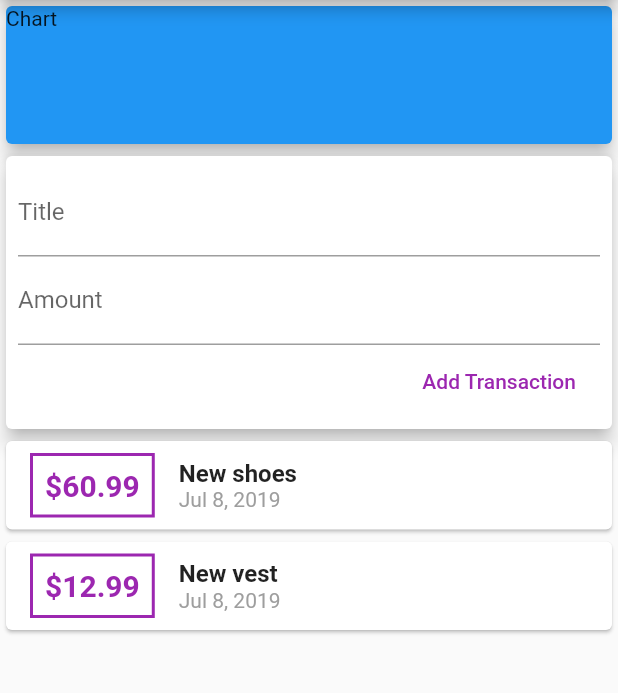
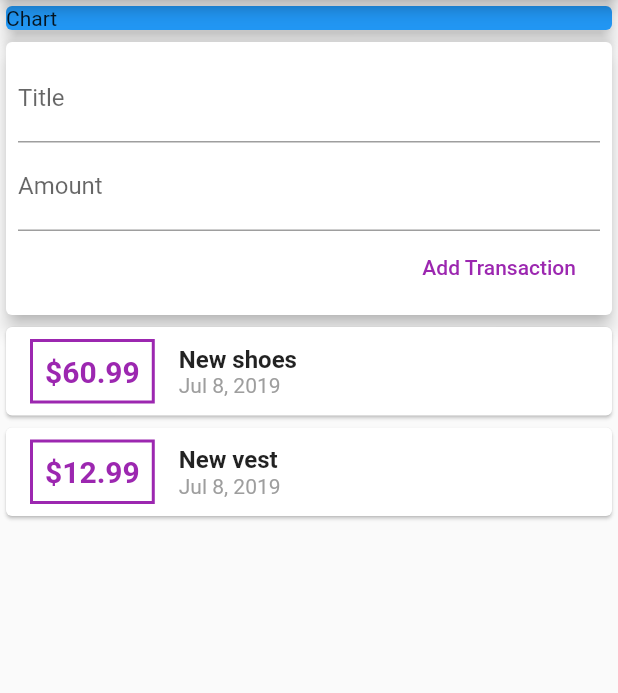
Before and after one commit to andres-gr/flutter-course, a Flutter app: the screen it shows after launch, after a tap on "Add Transaction", on a phone screen of 412 x 824 dp, the part 84-777 px from its top. Run offline on Flutter 3.47's test engine with Material 2 defaults, Android fonts, the phone set to English and light mode, and no system bars.

Commit message:
video 88 done

```diff
--- /dev/null
+++ b/lib/components/new_transaction.dart
@@ -0,0 +1,61 @@
+import 'package:flutter/material.dart';
+
+class NewTransaction extends StatelessWidget {
+  final Function handleNextTransaction;
+
+  NewTransaction({
+    Key key,
+    @required this.handleNextTransaction,
+  }) : super(key: key);
+
+  final _titleController = TextEditingController();
+
+  final _amountController = TextEditingController();
+
+  void _handleSubmit() {
+    final title = _titleController.text,
+        amount = double.parse(_amountController.text);
+
+    if (title.isEmpty || amount <= 0) return;
+
+    handleNextTransaction(
+      title,
+      amount,
+    );
+  }
+
+  @override
+  Widget build(BuildContext context) {
+    return Card(
+      elevation: 5,
+      child: Padding(
+        padding: const EdgeInsets.all(8.0),
+        child: Column(
+          crossAxisAlignment: CrossAxisAlignment.end,
+          children: <Widget>[
+            TextField(
+              decoration: InputDecoration(
+                labelText: 'Title',
+              ),
+              controller: _titleController,
+              onSubmitted: (_) => _handleSubmit(),
+            ),
+            TextField(
+              decoration: InputDecoration(
+                labelText: 'Amount',
+              ),
+              controller: _amountController,
+              keyboardType: TextInputType.number,
+              onSubmitted: (_) => _handleSubmit(),
+            ),
+            FlatButton(
+              textColor: Colors.purple,
+              child: const Text('Add Transaction'),
+              onPressed: _handleSubmit,
+            )
+          ],
+        ),
+      ),
+    );
+  }
+}
--- /dev/null
+++ b/lib/components/transaction_list.dart
@@ -0,0 +1,72 @@
+import 'package:flutter/material.dart';
+import 'package:intl/intl.dart';
+
+import '../models/transaction.dart';
+
+class TransactionList extends StatelessWidget {
+  final List<Transaction> transactions;
+
+  const TransactionList({
+    Key key,
+    @required this.transactions,
+  }) : super(key: key);
+
+  @override
+  Widget build(BuildContext context) {
+    return Container(
+      height: 300,
+      child: ListView.builder(
+        itemBuilder: (
+          BuildContext context,
+          int index,
+        ) =>
+            Card(
+              child: Row(
+                children: <Widget>[
+                  Container(
+                    margin: const EdgeInsets.symmetric(
+                      horizontal: 16,
+                      vertical: 8,
+                    ),
+                    padding: const EdgeInsets.all(8),
+                    decoration: BoxDecoration(
+                      border: Border.all(
+                        color: Colors.purple,
+                        width: 2,
+                      ),
+                    ),
+                    child: Text(
+                      '\$${transactions[index].amount.toStringAsFixed(2)}',
+                      style: TextStyle(
+                        color: Colors.purple,
+                        fontSize: 20,
+                        fontWeight: FontWeight.bold,
+                      ),
+                    ),
+                  ),
+                  Column(
+                    crossAxisAlignment: CrossAxisAlignment.start,
+                    children: <Widget>[
+                      Text(
+                        transactions[index].title,
+                        style: TextStyle(
+                          fontSize: 16,
+                          fontWeight: FontWeight.bold,
+                        ),
+                      ),
+                      Text(
+                        DateFormat.yMMMd().format(transactions[index].date),
+                        style: TextStyle(
+                          color: Colors.grey,
+                        ),
+                      ),
+                    ],
+                  )
+                ],
+              ),
+            ),
+        itemCount: transactions.length,
+      ),
+    );
+  }
+}
--- /dev/null
+++ b/lib/components/user_transactions.dart
@@ -0,0 +1,60 @@
+import 'package:flutter/material.dart';
+
+import '../models/transaction.dart';
+import 'new_transaction.dart';
+import 'transaction_list.dart';
+
+class UserTransactions extends StatefulWidget {
+  const UserTransactions({
+    Key key,
+  }) : super(key: key);
+
+  _UserTransactionsState createState() => _UserTransactionsState();
+}
+
+class _UserTransactionsState extends State<UserTransactions> {
+  final List<Transaction> _userTransactions = [
+    Transaction(
+      id: 't1',
+      title: 'New shoes',
+      amount: 60.99,
+      date: DateTime.now(),
+    ),
+    Transaction(
+      id: 't2',
+      title: 'New vest',
+      amount: 12.99,
+      date: DateTime.now(),
+    ),
+  ];
+
+  void _addTransaction(
+    String title,
+    double amount,
+  ) {
+    final nextTransaction = Transaction(
+      amount: amount,
+      date: DateTime.now(),
+      id: DateTime.now().toString(),
+      title: title,
+    );
+
+    setState(() {
+      _userTransactions.add(nextTransaction);
+    });
+  }
+
+  @override
+  Widget build(BuildContext context) {
+    return Column(
+      children: <Widget>[
+        NewTransaction(
+          handleNextTransaction: _addTransaction,
+        ),
+        TransactionList(
+          transactions: _userTransactions,
+        ),
+      ],
+    );
+  }
+}
--- a/lib/main.dart
+++ b/lib/main.dart
@@ -1,26 +1,10 @@
 import 'package:flutter/material.dart';
-import 'package:intl/intl.dart';
 
-import 'package:udemy_course/transaction.dart';
+import 'components/user_transactions.dart';
 
 void main() => runApp(MyApp());
 
 class MyApp extends StatelessWidget {
-  final List<Transaction> transactions = [
-    Transaction(
-      id: 't1',
-      title: 'New shoes',
-      amount: 60.99,
-      date: DateTime.now(),
-    ),
-    Transaction(
-      id: 't2',
-      title: 'New vest',
-      amount: 12.99,
-      date: DateTime.now(),
-    ),
-  ];
-
   @override
   Widget build(BuildContext context) {
     return MaterialApp(
@@ -33,90 +17,13 @@ class MyApp extends StatelessWidget {
           crossAxisAlignment: CrossAxisAlignment.stretch,
           children: <Widget>[
             Container(
-              height: 100,
               child: Card(
                 color: Colors.blue,
                 elevation: 5,
                 child: const Text('Chart'),
               ),
             ),
-            Card(
-              elevation: 5,
-              child: Padding(
-                padding: const EdgeInsets.all(8.0),
-                child: Column(
-                  crossAxisAlignment: CrossAxisAlignment.end,
-                  children: <Widget>[
-                    TextField(
-                      decoration: InputDecoration(
-                        labelText: 'Title',
-                      ),
-                    ),
-                    TextField(
-                      decoration: InputDecoration(
-                        labelText: 'Amount',
-                      ),
-                    ),
-                    FlatButton(
-                      textColor: Colors.purple,
-                      child: const Text('Add Transaction'),
-                      onPressed: () {},
-                    )
-                  ],
-                ),
-              ),
-            ),
-            Column(
-              children: transactions
-                  .map(
-                    (item) => Card(
-                          child: Row(
-                            children: <Widget>[
-                              Container(
-                                margin: const EdgeInsets.symmetric(
-                                  horizontal: 16,
-                                  vertical: 8,
-                                ),
-                                padding: const EdgeInsets.all(8),
-                                decoration: BoxDecoration(
-                                  border: Border.all(
-                                    color: Colors.purple,
-                                    width: 2,
-                                  ),
-                                ),
-                                child: Text(
-                                  '\$${item.amount}',
-                                  style: TextStyle(
-                                    color: Colors.purple,
-                                    fontSize: 20,
-                                    fontWeight: FontWeight.bold,
-                                  ),
-                                ),
-                              ),
-                              Column(
-                                crossAxisAlignment: CrossAxisAlignment.start,
-                                children: <Widget>[
-                                  Text(
-                                    item.title,
-                                    style: TextStyle(
-                                      fontSize: 16,
-                                      fontWeight: FontWeight.bold,
-                                    ),
-                                  ),
-                                  Text(
-                                    DateFormat.yMMMd().format(item.date),
-                                    style: TextStyle(
-                                      color: Colors.grey,
-                                    ),
-                                  ),
-                                ],
-                              )
-                            ],
-                          ),
-                        ),
-                  )
-                  .toList(),
-            ),
+            UserTransactions()
           ],
         ),
       ),
```
Also changed, not shown: lib/models/transaction.dart (renamed from lib/transaction.dart).
